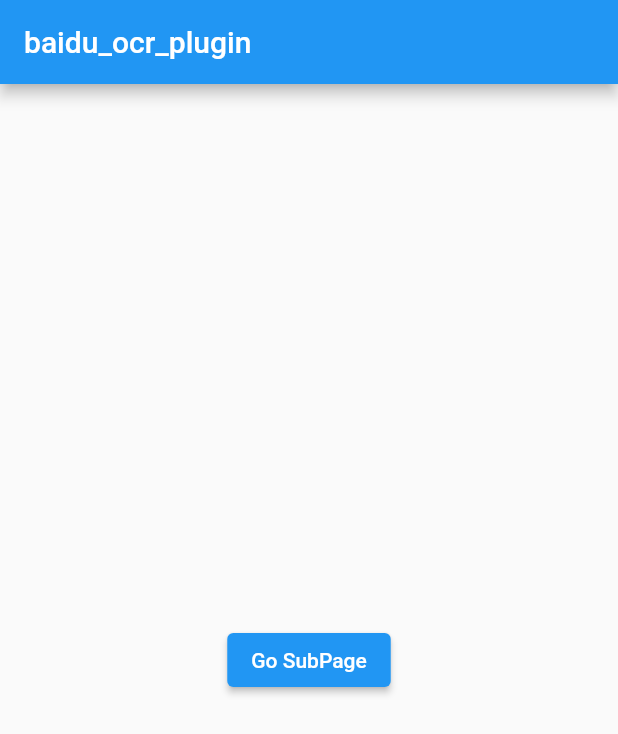
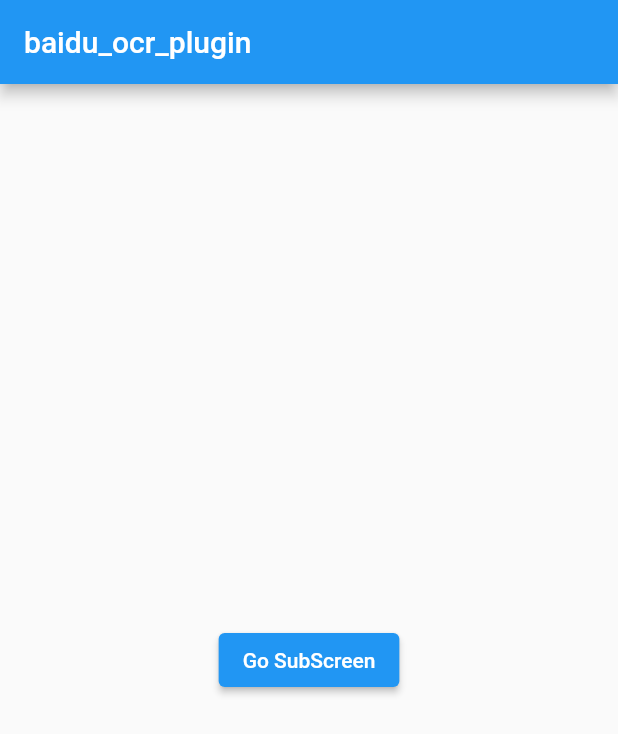
Before and after one commit to yanhao98/baidu_ocr_plugin, a Flutter app: the screen it shows after launch, on a phone screen of 412 x 824 dp. Shown: the top 734 px of the screen. Run offline on Flutter 3.47's test engine with Material 2 defaults, Android fonts, the phone set to English and light mode, and no system bars; our stand-ins replace flutter_easyloading, permission_handler, recase.

Commit message:
调整注释。

```diff
--- a/example/lib/main.dart
+++ b/example/lib/main.dart
@@ -50,7 +50,7 @@
                       return const SubScreen();
                     }));
                   },
-                  child: const Text('Go SubPage'),
+                  child: const Text('Go SubScreen'),
                 ),
               ],
             ),
--- a/lib/baidu_ocr_plugin.dart
+++ b/lib/baidu_ocr_plugin.dart
@@ -45,7 +45,7 @@
     _hostApi.releaseCameraNative();
   }
 
-  /// 初始化本地质量控制模型。
+  /// 初始化Android端本地质量控制模型。
   void initCameraNative() {
     _hostApi.initCameraNative();
   }
```
